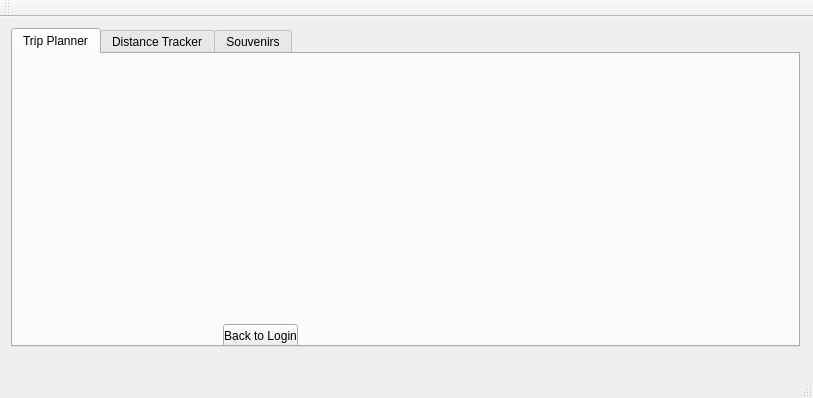
The window that Group_Project_1/mainwindow.ui (Cyrus-Riahi/CS1D-P1) describes before a commit, drawn with Qt 5.
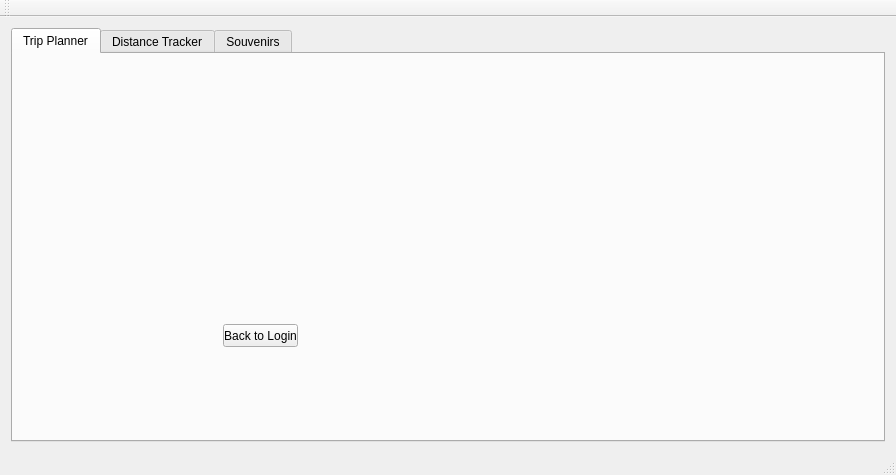
The same window after the commit. The open tabs and pages were chosen to show the change.

Diff of the .ui file:
```diff
--- a/Group_Project_1/mainwindow.ui
+++ b/Group_Project_1/mainwindow.ui
@@ -6,23 +6,16 @@
    <rect>
     <x>0</x>
     <y>0</y>
-    <width>813</width>
-    <height>398</height>
+    <width>896</width>
+    <height>475</height>
    </rect>
   </property>
   <property name="windowTitle">
    <string>MainWindow</string>
   </property>
   <widget class="QWidget" name="centralWidget">
-   <widget class="QWidget" name="gridLayoutWidget">
-    <property name="geometry">
-     <rect>
-      <x>0</x>
-      <y>0</y>
-      <width>811</width>
-      <height>341</height>
-     </rect>
-    </property>
+   <layout class="QGridLayout" name="gridLayout_2">
+    <item row="0" column="0">
     <layout class="QGridLayout" name="gridLayout">
      <item row="0" column="0">
       <widget class="QTabWidget" name="tabWidget">
@@ -48,9 +41,15 @@
            <height>23</height>
           </rect>
          </property>
+          <property name="autoFillBackground">
+           <bool>false</bool>
+          </property>
          <property name="text">
           <string>Back to Login</string>
          </property>
+          <property name="flat">
+           <bool>false</bool>
+          </property>
         </widget>
        </widget>
        <widget class="QWidget" name="distanceTrackerTab">
@@ -205,7 +204,8 @@
       </widget>
      </item>
     </layout>
-   </widget>
+    </item>
+   </layout>
   </widget>
   <widget class="QMenuBar" name="menuBar">
    <property name="geometry">
```
Left out of the diff: 8 changed lines with no effect on the pictures. Lines whose indentation alone changed are shown as unchanged.
